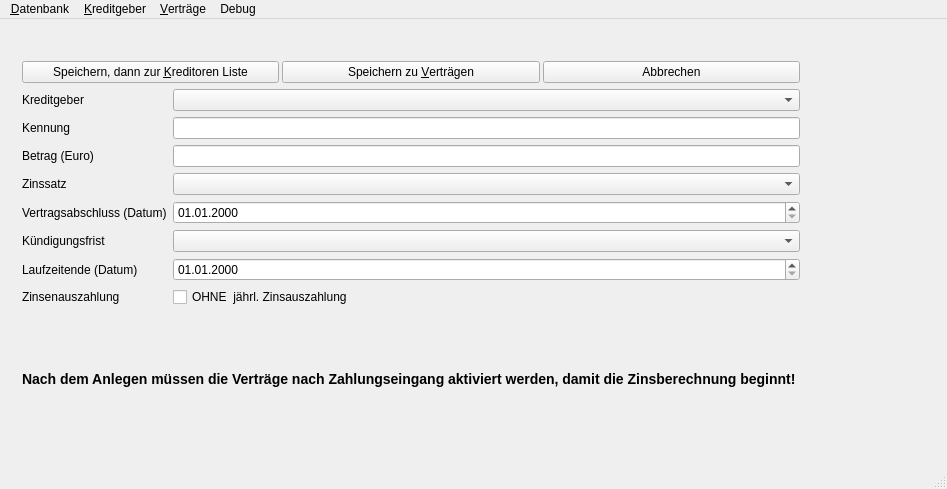
This is DKV2/mainwindow.ui in Schachigel/DKV2 as Qt 5 draws it before an edit. The edited form follows.
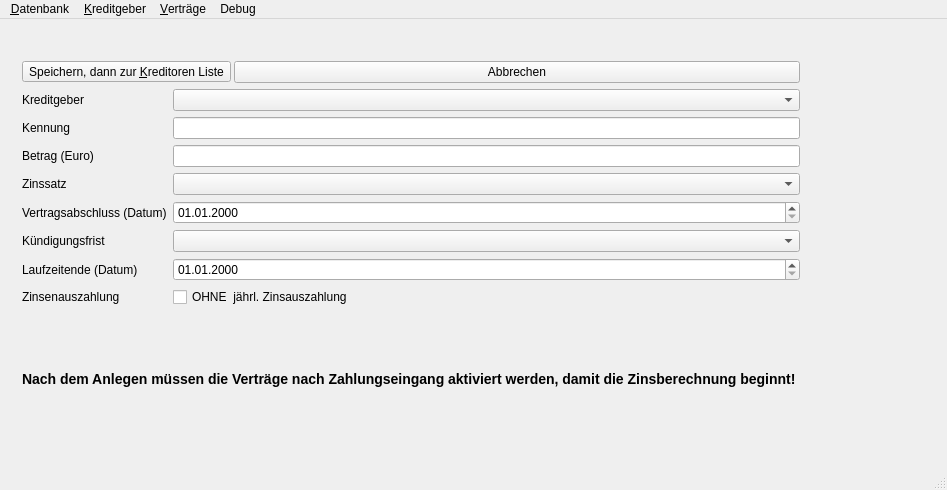
This is the edited form. The open tabs and pages were chosen to show the change. Custom widgets are drawn as their Qt base class.

Commit message: save contract -> one button

Diff of the .ui file:
```diff
--- a/DKV2/mainwindow.ui
+++ b/DKV2/mainwindow.ui
@@ -8,7 +8,7 @@
     <x>0</x>
     <y>0</y>
     <width>947</width>
-    <height>489</height>
+    <height>490</height>
    </rect>
   </property>
   <property name="windowTitle">
@@ -321,7 +321,7 @@
            <number>3</number>
           </property>
           <item>
-           <widget class="QPushButton" name="speichereVertragZurKreditorenListe">
+           <widget class="CustomToolButton" name="saveContractAnd">
             <property name="toolTip">
              <string>Speichert den Vertrag und kehrt zur Liste der DK Geber zurück</string>
             </property>
@@ -330,16 +330,6 @@
             </property>
            </widget>
           </item>
-          <item>
-           <widget class="QPushButton" name="saveContractGoContracts">
-            <property name="toolTip">
-             <string>Speichert den Vertrag und geht zur Liste der Verträge</string>
-            </property>
-            <property name="text">
-             <string>Speichern zu &amp;Verträgen</string>
-            </property>
-           </widget>
-          </item>
           <item>
            <widget class="QPushButton" name="cancelCreateContract">
             <property name="toolTip">
```
Left out of the diff: 37 changed lines with no effect on the pictures. The commit also changes 2 other files.
